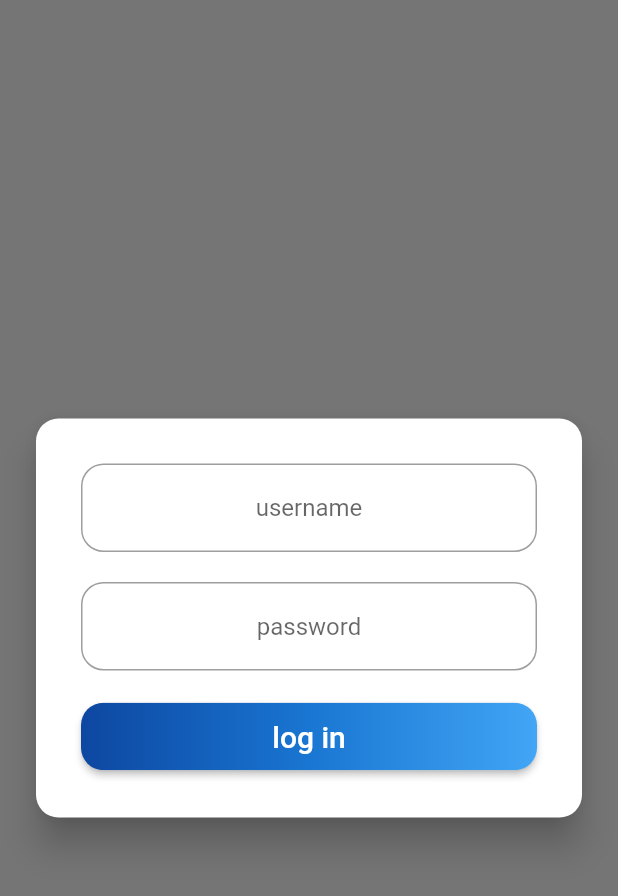
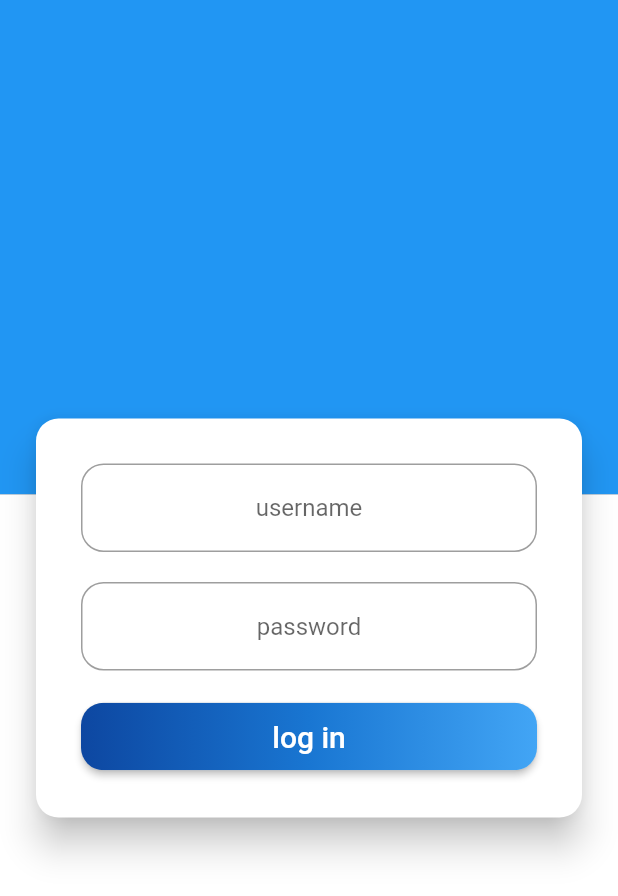
Before and after one commit to gjstos/esongs, a Flutter app: the screen it shows after launch, on a phone screen of 412 x 824 dp. Shown: the top 896 px of the screen. Run offline on Flutter 3.47's test engine with Material 2 defaults, Android fonts, the light colour scheme and no system bars; our stand-ins replace flare_flutter, flutter_modular, google_fonts, mobx; generated files the repository leaves out were written again.

Commit message:
Stack do Background da página de login

```diff
--- /dev/null
+++ b/lib/app/modules/login/ui/components/background.dart
@@ -0,0 +1,26 @@
+import 'package:flutter/material.dart';
+
+class Background extends StatelessWidget {
+  final Color top;
+  final Color bottom;
+
+  const Background({Key key, @required this.top, @required this.bottom})
+      : assert(top != null && bottom != null),
+        super(key: key);
+  @override
+  Widget build(BuildContext context) {
+    var display = MediaQuery.of(context).size;
+    return Column(
+      children: [
+        Container(
+          height: display.height * 0.4,
+          color: top,
+        ),
+        Container(
+          height: display.height * 0.6,
+          color: bottom,
+        ),
+      ],
+    );
+  }
+}
--- a/lib/app/modules/login/ui/pages/login_page.dart
+++ b/lib/app/modules/login/ui/pages/login_page.dart
@@ -1,3 +1,4 @@
+import 'package:esongs/app/modules/login/ui/components/background.dart';
 import 'package:flutter/material.dart';
 import 'package:flutter_modular/flutter_modular.dart';
 
@@ -20,7 +21,13 @@ class _LoginPageState extends ModularState<LoginPage, LoginController> {
     return SafeArea(
       child: Scaffold(
         backgroundColor: Colors.grey[600],
-        body: Center(
+        body: Stack(
+          children: [
+            Background(
+              bottom: Colors.white,
+              top: Colors.blue,
+            ),
+            Center(
               child: Column(
                 mainAxisAlignment: MainAxisAlignment.center,
                 children: <Widget>[
@@ -31,6 +38,8 @@ class _LoginPageState extends ModularState<LoginPage, LoginController> {
                 ],
               ),
             ),
+          ],
+        ),
       ),
     );
   }
```
Lines whose indentation alone changed are shown as unchanged.
